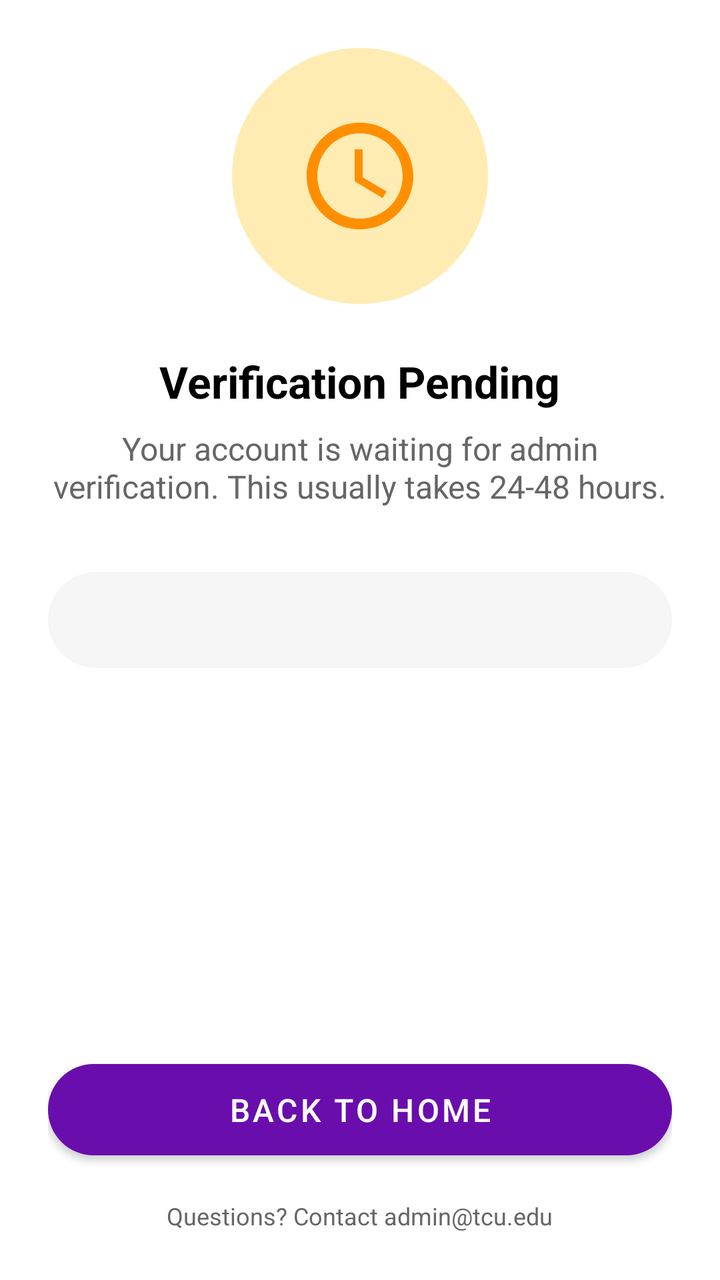
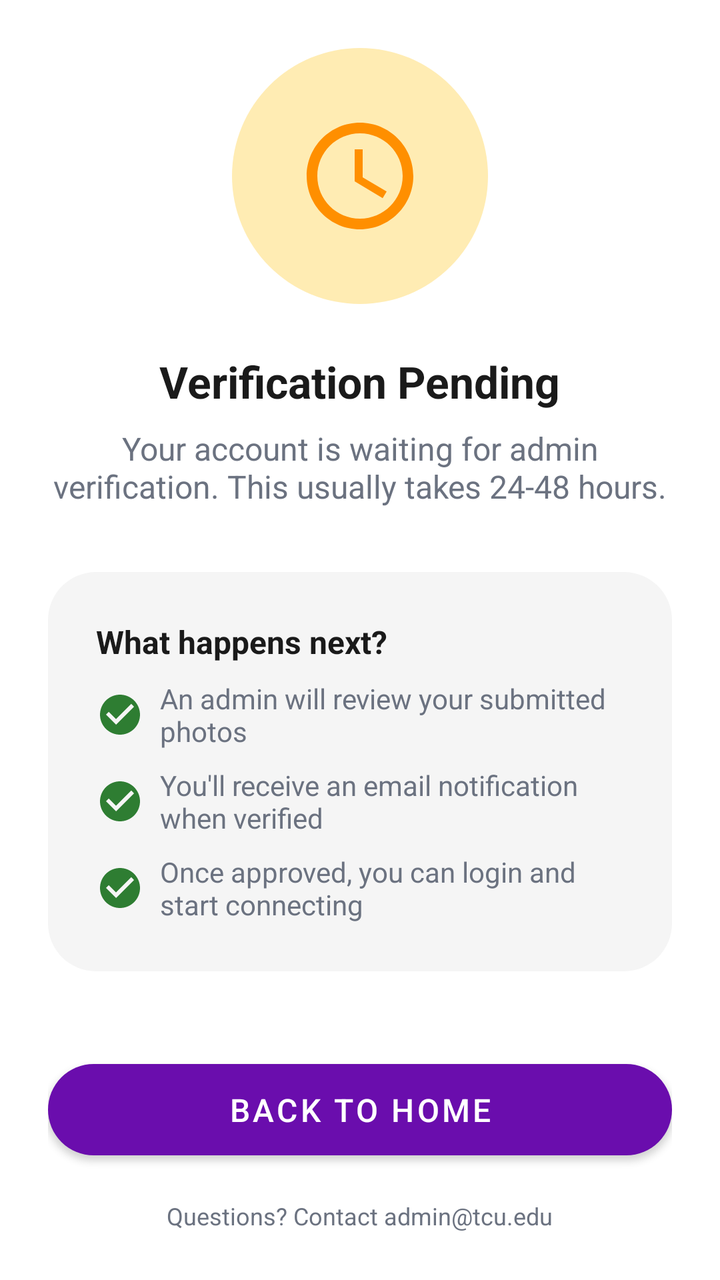

Two renders of the same Android screen: before a commit and after it. Below are the layout's source before the change and the commit's diff.
<!-- AndroidManifest.xml: application theme AppTheme -->
<!-- res/layout/activity_pending_verification.xml -->
<?xml version="1.0" encoding="utf-8"?>
<LinearLayout xmlns:android="http://schemas.android.com/apk/res/android"
    xmlns:app="http://schemas.android.com/apk/res-auto"
    xmlns:tools="http://schemas.android.com/tools"
    android:layout_width="match_parent"
    android:layout_height="match_parent"
    android:background="@color/pure_white"
    android:gravity="center"
    android:orientation="vertical"
    android:padding="24dp"
    tools:context=".PendingVerificationActivity">

    <FrameLayout
        android:layout_width="128dp"
        android:layout_height="128dp"
        android:background="@drawable/bg_icon_pending_circle">
        <ImageView
            android:layout_width="64dp"
            android:layout_height="64dp"
            android:layout_gravity="center"
            android:src="@drawable/ic_clock"
            app:tint="#FF8F00" /> </FrameLayout>

    <TextView
        android:layout_width="wrap_content"
        android:layout_height="wrap_content"
        android:layout_marginTop="24dp"
        android:text="Verification Pending"
        android:textColor="@color/text_primary"
        android:textSize="22sp"
        android:textStyle="bold" />

    <TextView
        android:layout_width="wrap_content"
        android:layout_height="wrap_content"
        android:layout_marginTop="8dp"
        android:text="Your account is waiting for admin verification. This usually takes 24-48 hours."
        android:textAlignment="center"
        android:textColor="@color/text_secondary"
        android:textSize="16sp" />

    <LinearLayout
        android:layout_width="match_parent"
        android:layout_height="wrap_content"
        android:layout_marginTop="32dp"
        android:background="@drawable/bg_checklist_box"
        android:orientation="vertical"
        android:padding="24dp">
    </LinearLayout>

    <Space
        android:layout_width="0dp"
        android:layout_height="0dp"
        android:layout_weight="1" />

    <com.google.android.material.button.MaterialButton
        android:id="@+id/buttonBackToHome"
        style="@style/PrimaryButton"
        android:layout_width="match_parent"
        android:layout_height="wrap_content"
        android:text="Back to Home"
        app:cornerRadius="28dp" />

    <TextView
        android:layout_width="wrap_content"
        android:layout_height="wrap_content"
        android:layout_marginTop="16dp"
        android:text="Questions? Contact admin@tcu.edu"
        android:textColor="@color/text_secondary"
        android:textSize="12sp" />

</LinearLayout>
<!-- resources referenced by this layout -->
<resources>
  <color name="pure_white">#FFFFFF</color>
  <color name="text_primary">#000000</color>
  <color name="text_secondary">#666666</color>
  <!-- drawable bg_checklist_box (drawable) -->
  <?xml version="1.0" encoding="utf-8"?>
  <shape xmlns:android="http://schemas.android.com/apk/res/android"
      android:shape="rectangle">
      <solid android:color="#F5F5F5" /> <corners android:radius="24dp" />
  </shape>
  <!-- drawable bg_icon_pending_circle (drawable) -->
  <?xml version="1.0" encoding="utf-8"?>
  <shape xmlns:android="http://schemas.android.com/apk/res/android"
      android:shape="oval">
      <solid android:color="#FFECB3" /> </shape>
  <!-- drawable ic_clock (drawable) -->
  <vector xmlns:android="http://schemas.android.com/apk/res/android" android:height="24dp" android:tint="#000000" android:viewportHeight="24" android:viewportWidth="24" android:width="24dp">
        
      <path android:fillColor="@android:color/white" android:pathData="M11.99,2C6.47,2 2,6.48 2,12s4.47,10 9.99,10C17.52,22 22,17.52 22,12S17.52,2 11.99,2zM12,20c-4.42,0 -8,-3.58 -8,-8s3.58,-8 8,-8 8,3.58 8,8 -3.58,8 -8,8z"/>
        
      <path android:fillColor="@android:color/white" android:pathData="M12.5,7H11v6l5.25,3.15 0.75,-1.23 -4.5,-2.67z"/>
      
  </vector>
  <style name="PrimaryButton" parent="Widget.MaterialComponents.Button">
          <item name="backgroundTint">@color/deep_purple</item>
          <item name="android:textColor">@color/text_on_primary</item>
          <item name="cornerRadius">8dp</item>
          <item name="android:textSize">16sp</item>
          <item name="android:paddingTop">12dp</item>
          <item name="android:paddingBottom">12dp</item>
      </style>
  <style name="AppTheme" parent="Theme.MaterialComponents.Light.NoActionBar">
          <item name="colorPrimary">@color/deep_purple</item>
          <item name="colorPrimaryVariant">@color/purple_dark</item>
          <item name="colorOnPrimary">@color/text_on_primary</item>
  
          <item name="android:colorBackground">@color/background</item>
          <item name="colorSurface">@color/surface</item>
  
          <item name="android:statusBarColor">@color/deep_purple</item>
  
          <item name="android:windowBackground">@color/pure_white</item>
          <item name="android:textColorPrimary">@color/text_primary</item>
      </style>
  <color name="deep_purple">#6A0DAD</color>
  <color name="text_on_primary">#FFFFFF</color>
  <color name="purple_dark">#4A0873</color>
  <color name="background">#FFFFFF</color>
  <color name="surface">#F5F5F5</color>
</resources>

<!-- the commit's change to res/layout/activity_pending_verification.xml (unified diff, before → after) -->
@@ -15,11 +15,12 @@
         android:layout_height="128dp"
         android:background="@drawable/bg_icon_pending_circle">
         <ImageView
-            android:layout_width="64dp"
+            android:id="@+id/clockIcon" android:layout_width="64dp"
             android:layout_height="64dp"
             android:layout_gravity="center"
             android:src="@drawable/ic_clock"
-            app:tint="#FF8F00" /> </FrameLayout>
+            app:tint="#FF8F00" />
+    </FrameLayout>
 
     <TextView
         android:layout_width="wrap_content"
@@ -46,6 +47,42 @@
         android:background="@drawable/bg_checklist_box"
         android:orientation="vertical"
         android:padding="24dp">
+
+        <TextView
+            android:layout_width="wrap_content"
+            android:layout_height="wrap_content"
+            android:text="What happens next?"
+            android:textColor="@color/text_primary"
+            android:textSize="16sp"
+            android:textStyle="bold"
+            android:layout_marginBottom="8dp"/>
+
+        <TextView
+            android:layout_width="match_parent"
+            android:layout_height="wrap_content"
+            android:text="An admin will review your submitted photos"
+            android:textColor="@color/text_secondary"
+            app:drawableStartCompat="@drawable/ic_check_circle"
+            app:drawableTint="#2E7D32"
+            android:drawablePadding="8dp" />
+        <TextView
+            android:layout_width="match_parent"
+            android:layout_height="wrap_content"
+            android:text="You'll receive an email notification when verified"
+            android:textColor="@color/text_secondary"
+            app:drawableStartCompat="@drawable/ic_check_circle"
+            app:drawableTint="#2E7D32"
+            android:drawablePadding="8dp"
+            android:layout_marginTop="8dp"/>
+        <TextView
+            android:layout_width="match_parent"
+            android:layout_height="wrap_content"
+            android:text="Once approved, you can login and start connecting"
+            android:textColor="@color/text_secondary"
+            app:drawableStartCompat="@drawable/ic_check_circle"
+            app:drawableTint="#2E7D32"
+            android:drawablePadding="8dp"
+            android:layout_marginTop="8dp"/>
     </LinearLayout>
 
     <Space
<!-- resource entries referenced after the edit -->
@@ -1,8 +1,8 @@
 <!-- resources referenced by this layout -->
 <resources>
-  <color name="pure_white">#FFFFFF</color>
-  <color name="text_primary">#000000</color>
-  <color name="text_secondary">#666666</color>
+  <color name="pure_white">#ffffff</color>
+  <color name="text_primary">@color/soft_black</color>
+  <color name="text_secondary">#6b7280</color>
   <!-- drawable bg_checklist_box (drawable) -->
   <?xml version="1.0" encoding="utf-8"?>
   <shape xmlns:android="http://schemas.android.com/apk/res/android"
@@ -14,6 +14,12 @@
   <shape xmlns:android="http://schemas.android.com/apk/res/android"
       android:shape="oval">
       <solid android:color="#FFECB3" /> </shape>
+  <!-- drawable ic_check_circle (drawable) -->
+  <vector xmlns:android="http://schemas.android.com/apk/res/android" android:height="24dp" android:tint="#000000" android:viewportHeight="24" android:viewportWidth="24" android:width="24dp">
+        
+      <path android:fillColor="@android:color/white" android:pathData="M12,2C6.48,2 2,6.48 2,12s4.48,10 10,10 10,-4.48 10,-10S17.52,2 12,2zM10,17l-5,-5 1.41,-1.41L10,14.17l7.59,-7.59L19,8l-9,9z"/>
+      
+  </vector>
   <!-- drawable ic_clock (drawable) -->
   <vector xmlns:android="http://schemas.android.com/apk/res/android" android:height="24dp" android:tint="#000000" android:viewportHeight="24" android:viewportWidth="24" android:width="24dp">
         
@@ -31,22 +37,11 @@
           <item name="android:paddingBottom">12dp</item>
       </style>
   <style name="AppTheme" parent="Theme.MaterialComponents.Light.NoActionBar">
-          <item name="colorPrimary">@color/deep_purple</item>
-          <item name="colorPrimaryVariant">@color/purple_dark</item>
-          <item name="colorOnPrimary">@color/text_on_primary</item>
+          <item name="android:windowFullscreen">true</item>
   
-          <item name="android:colorBackground">@color/background</item>
-          <item name="colorSurface">@color/surface</item>
-  
-          <item name="android:statusBarColor">@color/deep_purple</item>
-  
-          <item name="android:windowBackground">@color/pure_white</item>
-          <item name="android:textColorPrimary">@color/text_primary</item>
       </style>
+  <color name="soft_black">#1a1a1a</color>
   <color name="deep_purple">#6A0DAD</color>
-  <color name="text_on_primary">#FFFFFF</color>
-  <color name="purple_dark">#4A0873</color>
-  <color name="background">#FFFFFF</color>
-  <color name="surface">#F5F5F5</color>
+  <color name="text_on_primary">@color/pure_white</color>
 </resources>
 
